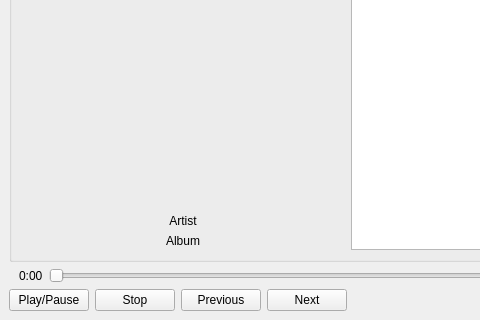
Qt form src/ui/main.ui (vanzin/folderme) before a commit; both pictures show x 0 to 480 and y 197 to 517 of the 696 by 517 pixel window.
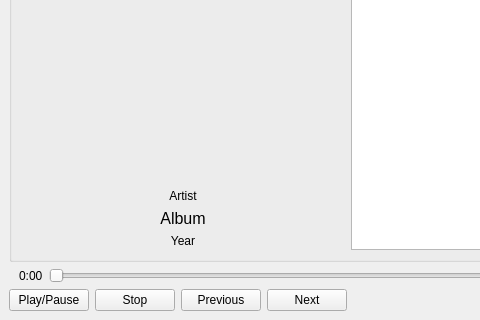
The same form after that commit.

Commit message: Show album year in playlist.

```diff
--- a/src/ui/main.ui
+++ b/src/ui/main.ui
@@ -26,7 +26,7 @@
        </property>
        <layout class="QHBoxLayout" name="horizontalLayout_2" stretch="0,0">
         <item>
-         <layout class="QVBoxLayout" name="verticalLayout_2" stretch="1,0,0">
+         <layout class="QVBoxLayout" name="verticalLayout_2" stretch="1,0,0,0">
           <property name="leftMargin">
            <number>2</number>
           </property>
@@ -73,6 +73,11 @@
           </item>
           <item>
            <widget class="QLabel" name="plAlbum">
+            <property name="font">
+             <font>
+              <pointsize>12</pointsize>
+             </font>
+            </property>
             <property name="text">
              <string>Album</string>
             </property>
@@ -81,6 +86,16 @@
             </property>
            </widget>
           </item>
+          <item>
+           <widget class="QLabel" name="plYear">
+            <property name="text">
+             <string>Year</string>
+            </property>
+            <property name="alignment">
+             <set>Qt::AlignCenter</set>
+            </property>
+           </widget>
+          </item>
          </layout>
         </item>
         <item>
```
The commit also changes 2 other files.
